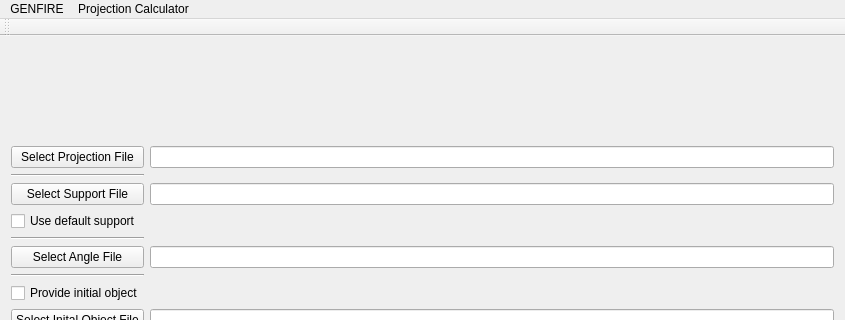
genfire-em/GENFIRE-Python, file mainwindow.ui: the form before one commit; both pictures show x 0 to 845 and y 0 to 320 of the 845 by 737 pixel window.
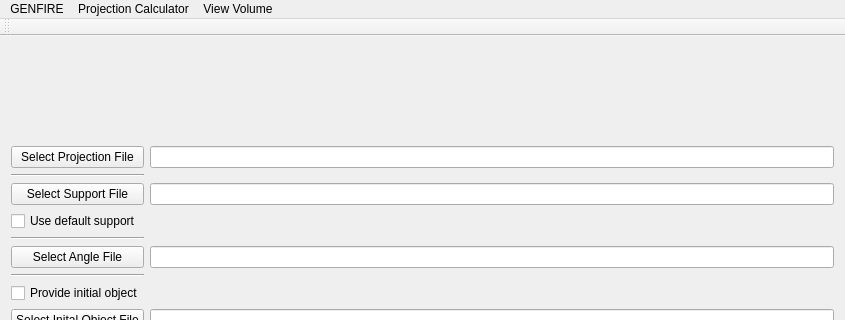
The form after the commit. Icons and pictures are not drawn.

Commit message: added volume slicer to menu bar and improved the slicer further

What changed in the file:
```diff
--- a/mainwindow.ui
+++ b/mainwindow.ui
@@ -352,8 +352,15 @@
     </property>
     <addaction name="action_Create_Support"/>
    </widget>
+   <widget class="QMenu" name="menuView_Volume">
+    <property name="title">
+     <string>View Volume</string>
+    </property>
+    <addaction name="action_Volume_Slicer"/>
+   </widget>
    <addaction name="menuGENFIRE"/>
    <addaction name="menuTools"/>
+   <addaction name="menuView_Volume"/>
   </widget>
   <widget class="QToolBar" name="mainToolBar">
    <attribute name="toolBarArea">
```
Left out of the diff: 7 changed lines with no effect on the pictures. The commit also changes 7 other files.
